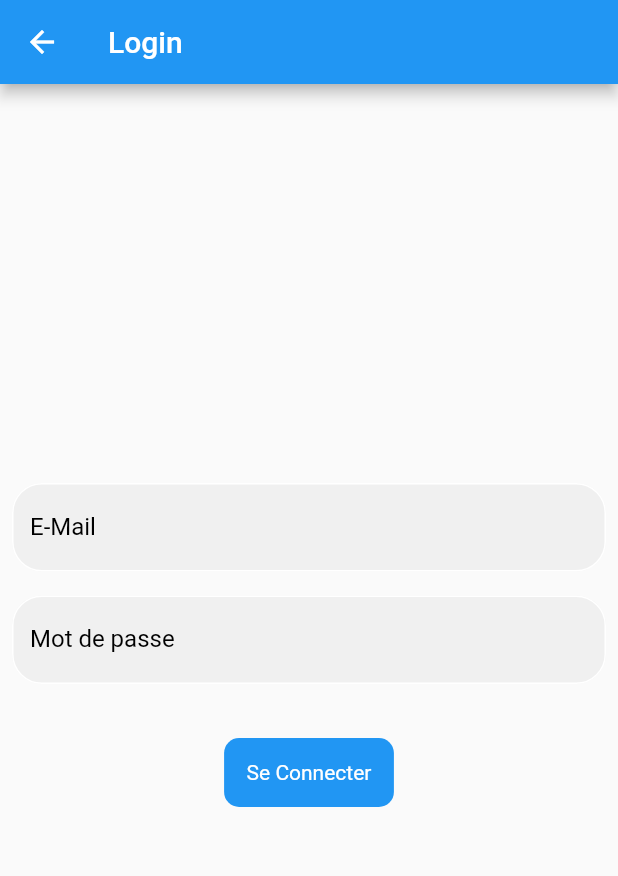
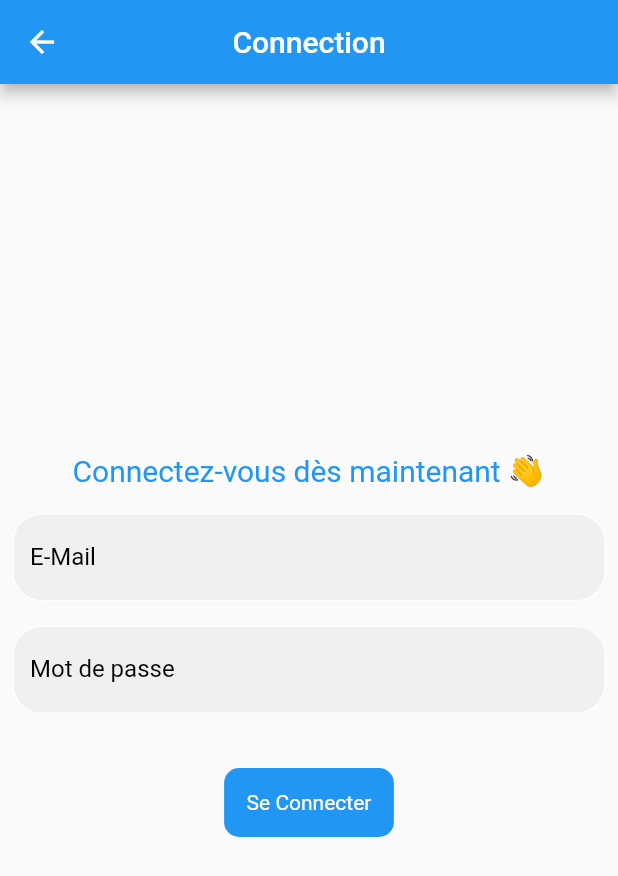
Before and after one commit to CocheteuxLaurent/projet_food, a Flutter app: the LoginPage screen opened directly, on a phone screen of 412 x 824 dp. Shown: the top 876 px of the screen. Run offline on Flutter 3.47's test engine with Material 2 defaults, Android fonts, the phone set to English and light mode, and no system bars; our stand-ins replace badges, email_validator, shared_preferences, sqflite; accounts and stored records are empty.

Commit message:
new update

```diff
--- a/lib/sqflite/screens/login.dart
+++ b/lib/sqflite/screens/login.dart
@@ -84,11 +84,19 @@ class _LoginPageState extends State<LoginPage> {
   Widget build(BuildContext context) {
     return Scaffold(
       appBar: AppBar(
-        title: Text('Login'),
+        title: Text('Connection'),
+        centerTitle: true,
       ),
       body: Column(
         mainAxisAlignment: MainAxisAlignment.center,
         children: [
+          Padding(
+            padding: EdgeInsets.all(8.0),
+            child: Text(
+              'Connectez-vous dès maintenant 👋',
+              style: TextStyle(fontSize: 20, color: Colors.blue),
+            ),
+          ),
           Form(
             key: _formLoginKey,
             child: Column(
```
Also changed, not shown: lib/sqflite/screens/registration.dart (+5 -2 lines).
